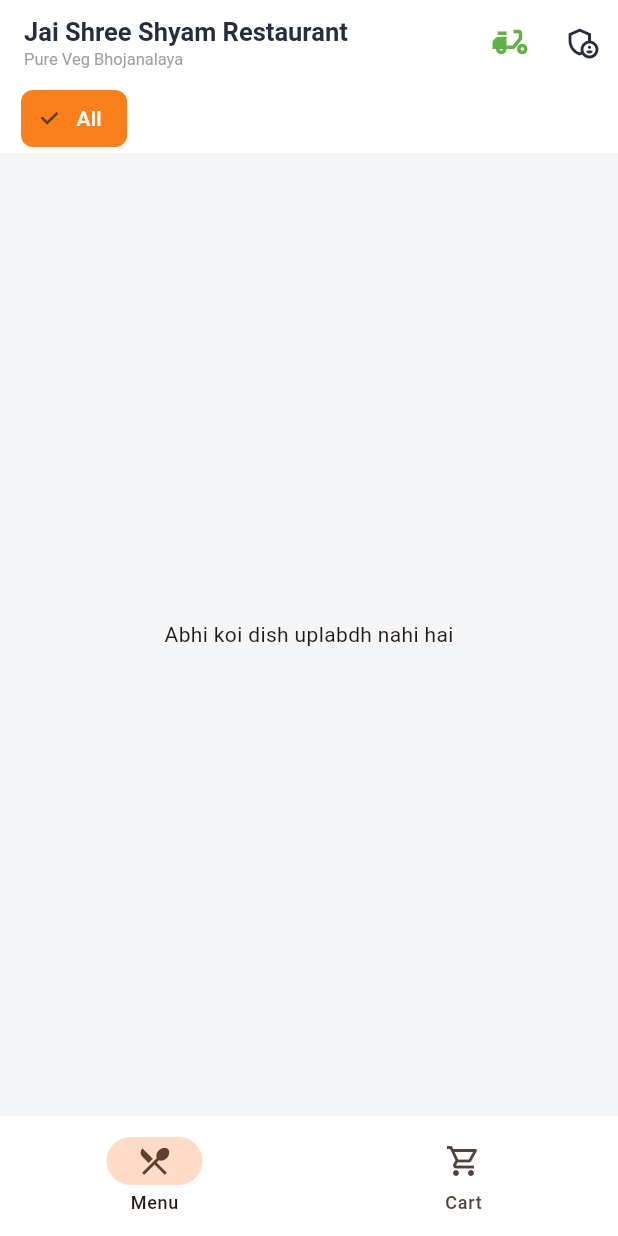
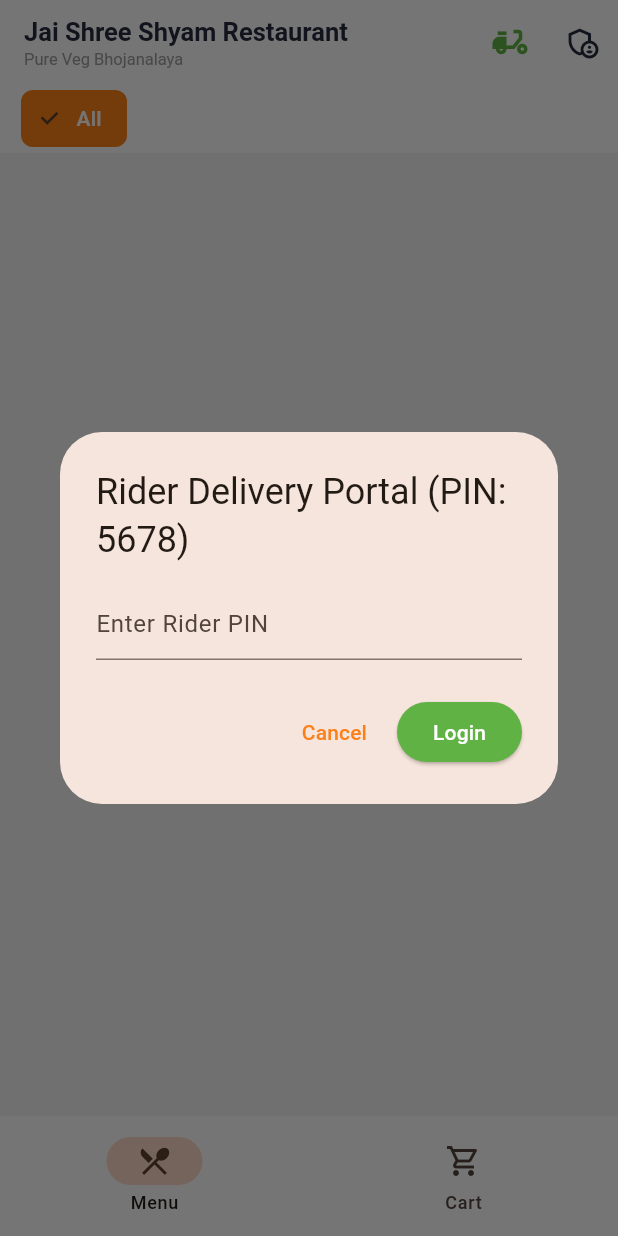
Before and after one commit to deepusharma93025-blip/shree-shyam-app, a Flutter app: the screen it shows after launch, after a tap on the "delivery dining" icon, on a phone screen of 412 x 824 dp. Run offline on Flutter 3.47's test engine with Material 3 defaults, Android fonts, the phone set to English and light mode, and no system bars; our stand-ins replace cloud_firestore, firebase_core; accounts and stored records are empty.

Commit message:
Add _openRiderLogin method definition

```diff
--- a/lib/main.dart
+++ b/lib/main.dart
@@ -74,6 +74,38 @@ class _MainHomeScreenState extends State<MainHomeScreen> {
 
   int get _cartTotal => _cart.values.fold(0, (sum, item) => sum + ((item['price'] as int) * (item['qty'] as int)));
   int get _cartCount => _cart.values.fold(0, (sum, item) => sum + (item['qty'] as int));
+
+
+  void _openRiderLogin(BuildContext context) {
+    final pinCtrl = TextEditingController();
+    showDialog(
+      context: context,
+      builder: (ctx) => AlertDialog(
+        title: const Text('Rider Delivery Portal (PIN: 5678)'),
+        content: TextField(
+          controller: pinCtrl,
+          keyboardType: TextInputType.number,
+          obscureText: true,
+          decoration: const InputDecoration(hintText: 'Enter Rider PIN'),
+        ),
+        actions: [
+          TextButton(onPressed: () => Navigator.pop(ctx), child: const Text('Cancel')),
+          ElevatedButton(
+            style: ElevatedButton.styleFrom(backgroundColor: const Color(0xFF60B244), foregroundColor: Colors.white),
+            onPressed: () {
+              if (pinCtrl.text.trim() == '5678') {
+                Navigator.pop(ctx);
+                Navigator.push(context, MaterialPageRoute(builder: (_) => const RiderDashboardScreen()));
+              } else {
+                ScaffoldMessenger.of(context).showSnackBar(const SnackBar(content: Text('Invalid Rider PIN!')));
+              }
+            },
+            child: const Text('Login'),
+          )
+        ],
+      ),
+    );
+  }
 
   void _openAdminLogin(BuildContext context) {
     final pinCtrl = TextEditingController();
```
